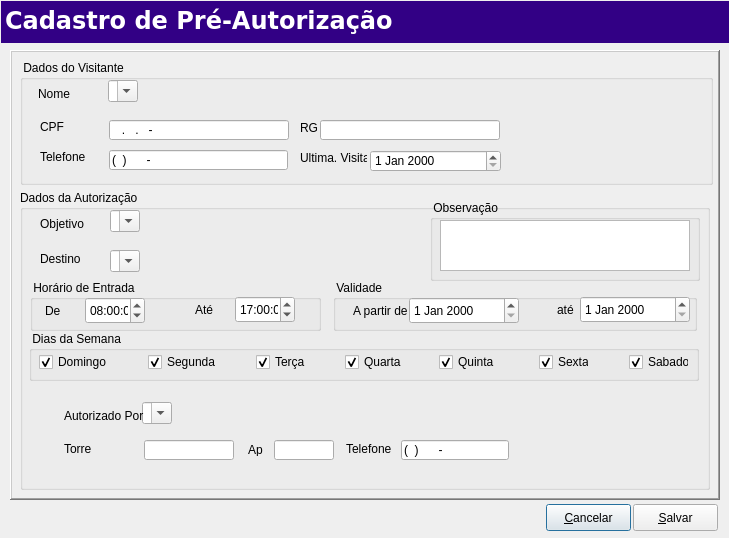
First picture: the form in Projects/Blink/Plugins/visit/editpreaut.ui, repository MarcoBueno1/qrad, before the edit.
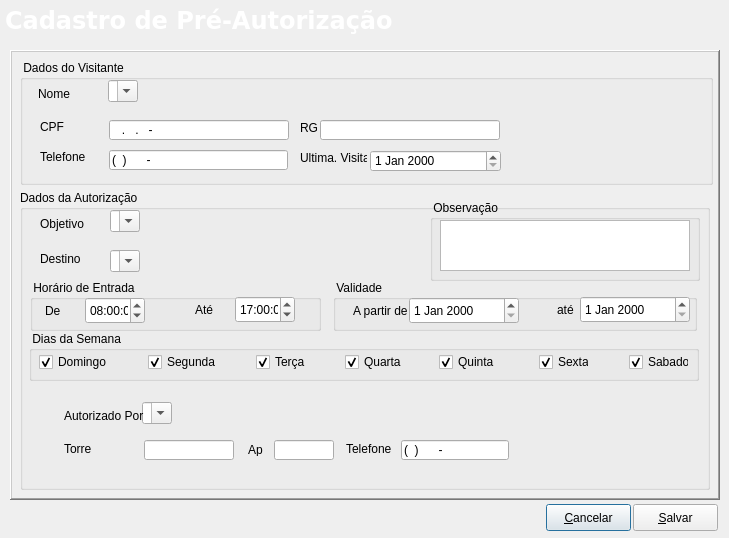
Second picture: the form after the edit. Icons and pictures are not drawn. Custom widgets are drawn as their Qt base class.

The edit to the form file:
```diff
--- a/Projects/Blink/Plugins/visit/editpreaut.ui
+++ b/Projects/Blink/Plugins/visit/editpreaut.ui
@@ -701,7 +701,7 @@
     </size>
    </property>
    <property name="styleSheet">
-    <string notr="true">background-color: rgb(50, 0, 133);</string>
+    <string notr="true">image: url(:/png/barra-superior-ok.jpg);</string>
    </property>
    <property name="frameShadow">
     <enum>QFrame::Raised</enum>
```
Left out of the diff: 9 changed lines with no effect on the pictures.
